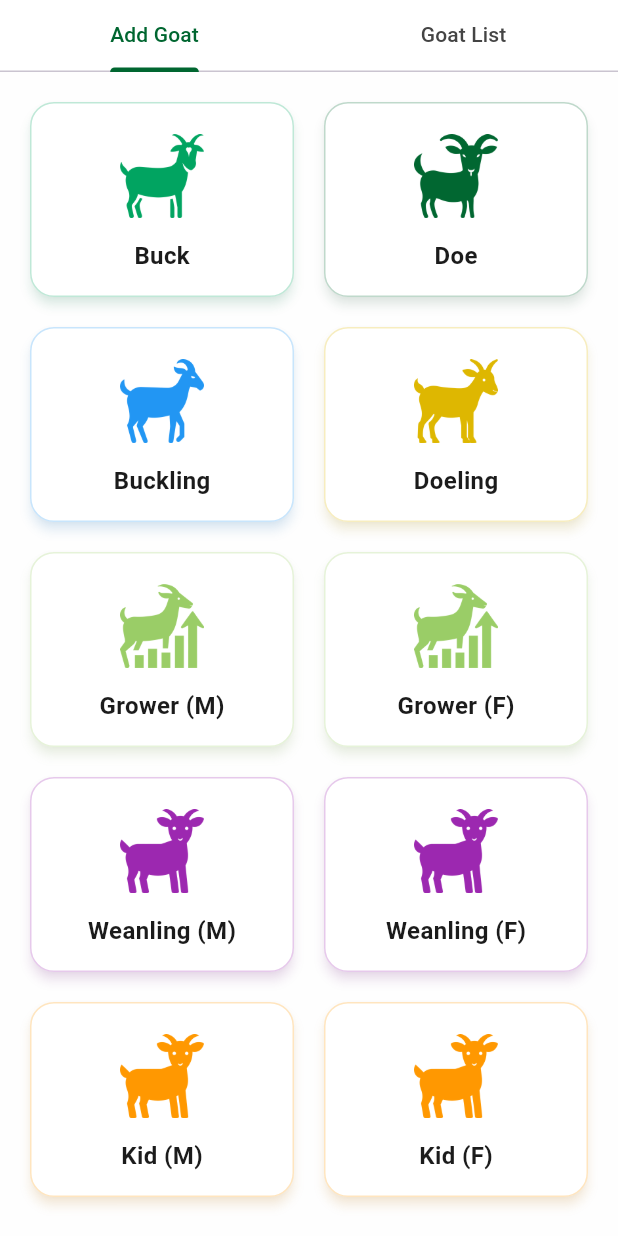
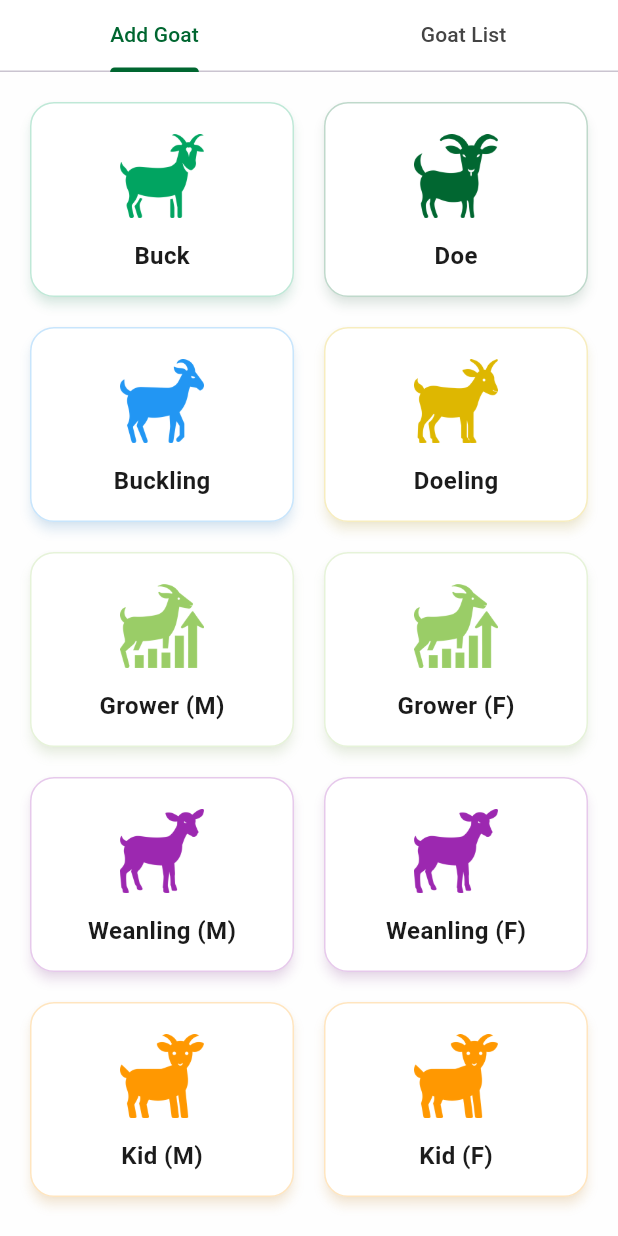
Before and after one commit to kaisachy/goat_tracer_app, a Flutter app: the GoatScreen screen opened directly, on a phone screen of 412 x 824 dp. Run offline on Flutter 3.47's test engine with Material 3 defaults, Android fonts, the phone set to English and light mode, and no system bars; drawn by our look-alikes of showcaseview; our stand-ins replace fl_chart, flutter_secure_storage, font_awesome_flutter, image_picker, open_filex, shared_preferences; accounts and stored records are empty; network calls fail.

Commit message:
add weanling

```diff
--- a/lib/screens/nav/goat/goat_screen.dart
+++ b/lib/screens/nav/goat/goat_screen.dart
@@ -143,7 +143,7 @@ class GoatScreenState extends State<GoatScreen>
         'label': 'Weanling (M)',
         'classification': 'Weanling',
         'sex': 'Male',
-        'iconPath': 'assets/images/goat-icons/kid.png',
+        'iconPath': 'assets/images/goat-icons/weanling.png',
         'color': Colors.purple,
         'fallback': Icons.child_care,
       },
@@ -151,7 +151,7 @@ class GoatScreenState extends State<GoatScreen>
         'label': 'Weanling (F)',
         'classification': 'Weanling',
         'sex': 'Female',
-        'iconPath': 'assets/images/goat-icons/kid.png',
+        'iconPath': 'assets/images/goat-icons/weanling.png',
         'color': Colors.purple,
         'fallback': Icons.child_care,
       },
```
Also changed, not shown: assets/images/goat-icons/weanling.png (added).
